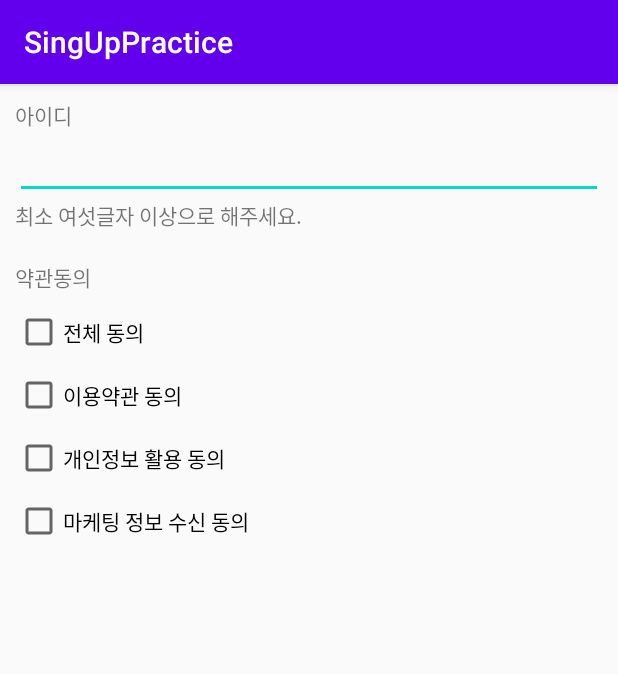
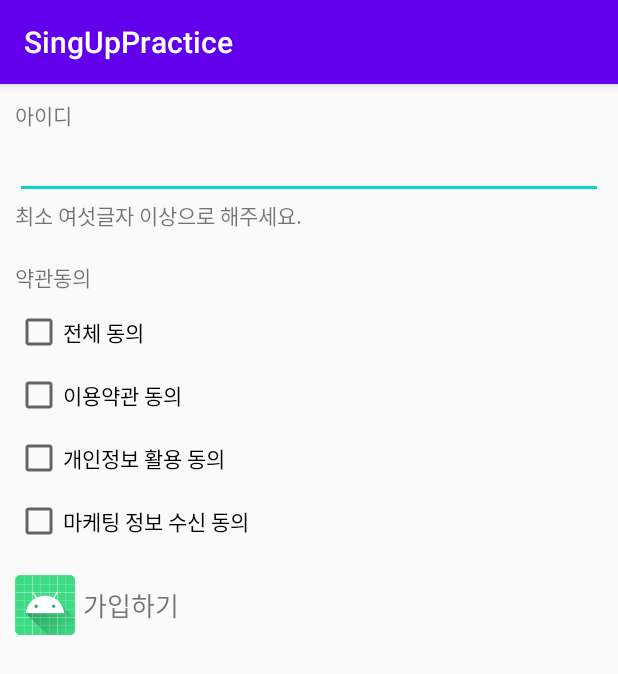
Before and after one commit to eunjung04/SingUpPractice1, an Android app: the screen it shows after launch (MainActivity), on a phone screen of 412 x 824 dp. Shown: the top 674 px of the screen. Run offline under Robolectric (Android 15) with nearby library versions, the phone set to English and light mode, and no system bars.

Commit message:
가입하기 버튼

```diff
--- a/app/src/main/java/com/example/singuppractice/MainActivity.kt
+++ b/app/src/main/java/com/example/singuppractice/MainActivity.kt
@@ -5,6 +5,7 @@ import android.os.Bundle
 import android.text.Editable
 import android.text.TextWatcher
 import android.util.Log
+import android.widget.Toast
 import kotlinx.android.synthetic.main.activity_main.*
 
 
@@ -13,6 +14,13 @@ class MainActivity : BasicActivity() {
 
     override fun setupEvents() {
 
+
+        //리니어 레이아웃의 클릭 이벤트
+
+        singUpBtn.setOnClickListener{
+
+            Toast.makeText(mContext, "회원가입 시도합니다.", Toast.LENGTH_SHORT).show()
+        }
 
 
 
--- a/app/src/main/res/layout/activity_main.xml
+++ b/app/src/main/res/layout/activity_main.xml
@@ -59,6 +59,28 @@
         android:layout_marginTop="10dp"
         android:text="마케팅 정보 수신 동의"/>
 
+    <LinearLayout
+        android:id="@+id/singUpBtn"
+        android:layout_width="wrap_content"
+        android:layout_height="wrap_content"
+        android:orientation="horizontal"
+        android:gravity="center_vertical"
+        android:layout_marginTop="20dp">
+
+        <ImageView
+            android:layout_width="40dp"
+            android:layout_height="40dp"
+            android:src="@mipmap/ic_launcher"/>
+
+        <TextView
+            android:layout_width="wrap_content"
+            android:layout_height="wrap_content"
+            android:layout_marginLeft="5dp"
+            android:text="가입하기"
+            android:textSize="17sp"/>
+
+
+    </LinearLayout>
 
 
 
```
